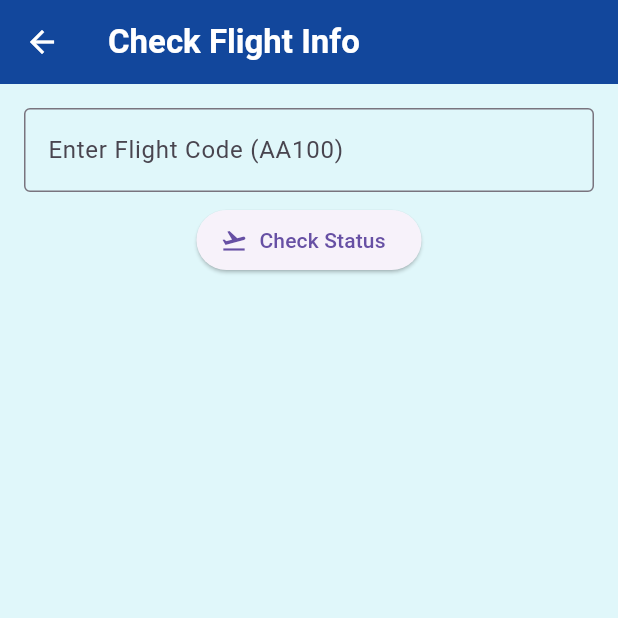
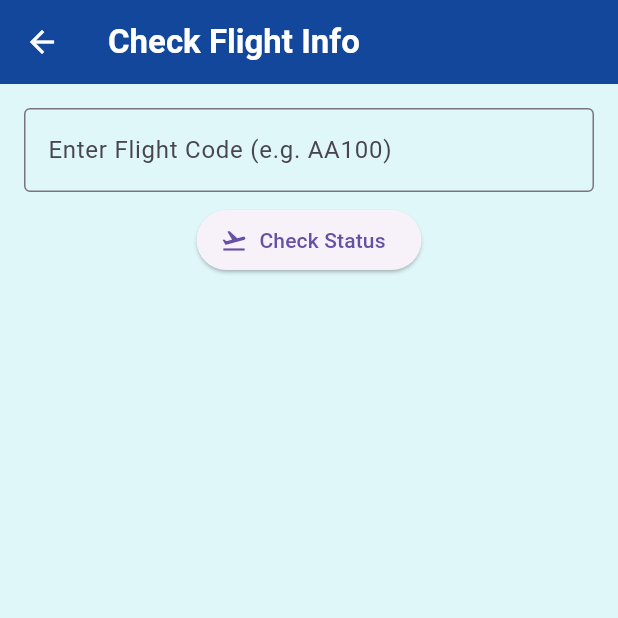
Before and after one commit to lenarduzziadam/AirportEscapeCapstoneFall25Group, a Flutter app: the FlightStatusPage screen opened directly, on a phone screen of 412 x 824 dp, the top half of it. Run offline on Flutter 3.47's test engine with Material 3 defaults, Android fonts, the phone set to English and light mode, and no system bars; our stand-ins replace firebase_auth, firebase_core, firebase_database, firebase_messaging, flutter_dotenv, flutter_local_notifications and 6 more; missing offline and left inert: dart:html; accounts and stored records are empty.

Commit message:
one line

```diff
--- a/airport_escape/lib/flight_status_page.dart
+++ b/airport_escape/lib/flight_status_page.dart
@@ -98,7 +98,7 @@ class _FlightStatusPageState extends State<FlightStatusPage> {
                 TextField(
                   controller: _flightController,
                   decoration: const InputDecoration(
-                    labelText: "Enter Flight Code (AA100)",
+                    labelText: "Enter Flight Code (e.g. AA100)",
                     border: OutlineInputBorder(),
                   ),
                 ),
```
